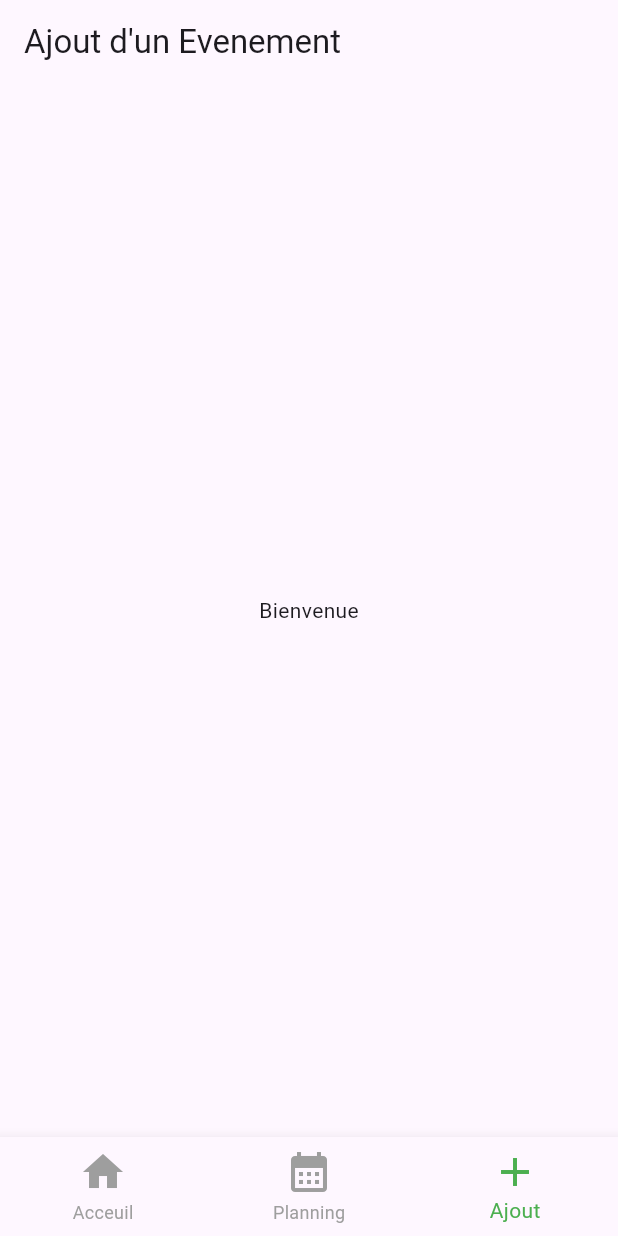
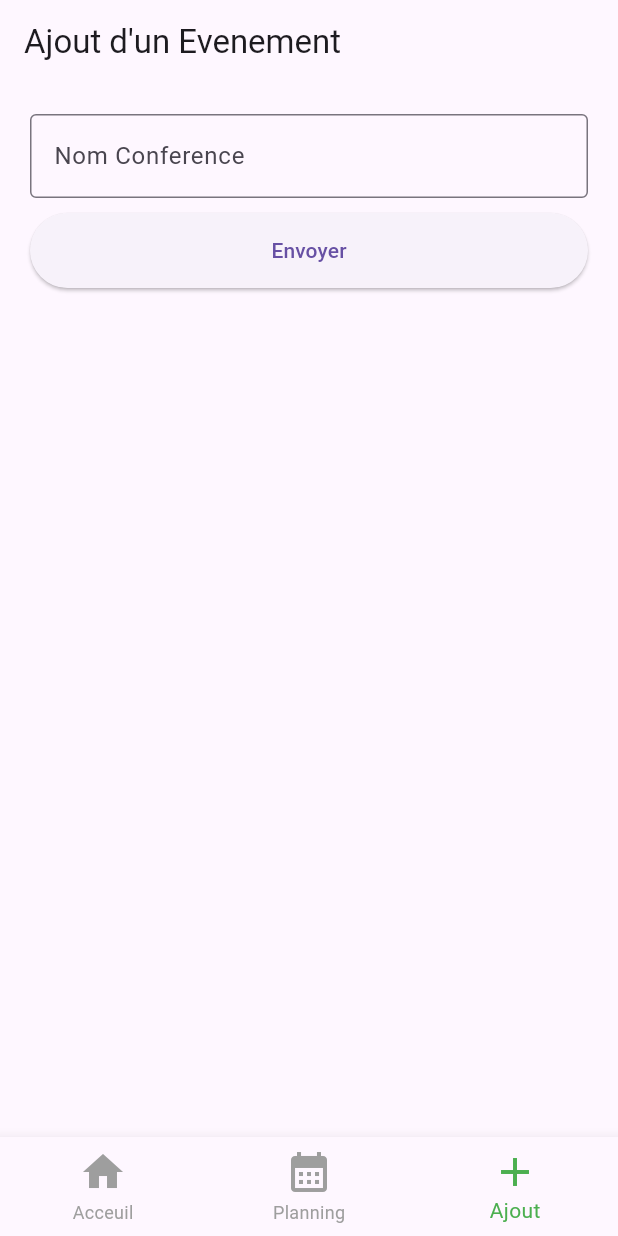
Before and after one commit to hjiriamir/application_flutter, a Flutter app: the screen it shows after launch, item 3 of the bottom bar chosen, on a phone screen of 412 x 824 dp. Run offline on Flutter 3.47's test engine with Material 3 defaults, Android fonts, the phone set to English and light mode, and no system bars; our stand-ins replace flutter_svg.

Commit message:
deuxieme modification

```diff
--- a/lib/main.dart
+++ b/lib/main.dart
@@ -37,7 +37,7 @@ class _MyAppState extends State<MyApp> {
         body: [
           HomePage(),
           EventPage(),
-          Add_Event_Page(),
+          AddEventPage(),
         ][_curretIndex],
         bottomNavigationBar:BottomNavigationBar(
           currentIndex: _curretIndex,
--- a/lib/pages/Add_Event_Page.dart
+++ b/lib/pages/Add_Event_Page.dart
@@ -1,20 +1,46 @@
 import 'package:flutter/cupertino.dart';
+import 'package:flutter/material.dart';
 import 'package:flutter_svg/flutter_svg.dart';
 
 
 
-class Add_Event_Page extends StatefulWidget {
-  const Add_Event_Page({super.key});
+class AddEventPage extends StatefulWidget {
+  const AddEventPage({super.key});
 
   @override
-  State<Add_Event_Page> createState() => _Add_Event_PageState();
+  State<AddEventPage> createState() => _AddEventPageState();
 }
 
-class _Add_Event_PageState extends State<Add_Event_Page> {
+class _AddEventPageState extends State<AddEventPage> {
   @override
   Widget build(BuildContext context) {
-    return Center(
-      child: Text("Bienvenue"),
+    return Container(
+      margin: EdgeInsets.all(20),
+      child: Form(
+        child: Column(
+          children: [
+            Container(
+              margin: EdgeInsets.only(bottom: 10),
+              child: TextFormField(
+                decoration: InputDecoration(
+                  labelText: 'Nom Conference',
+                  hintText: 'Entrer le nom du conference',
+                  border: OutlineInputBorder()
+                ),
+              ),
+            ),
+            SizedBox(
+
+              width: double.infinity,
+              height: 50,
+              child: ElevatedButton(
+                  onPressed: (){},
+                  child: Text("Envoyer")
+              ),
+            )
+          ],
+        ),
+      ),
     );
   }
 }
```
